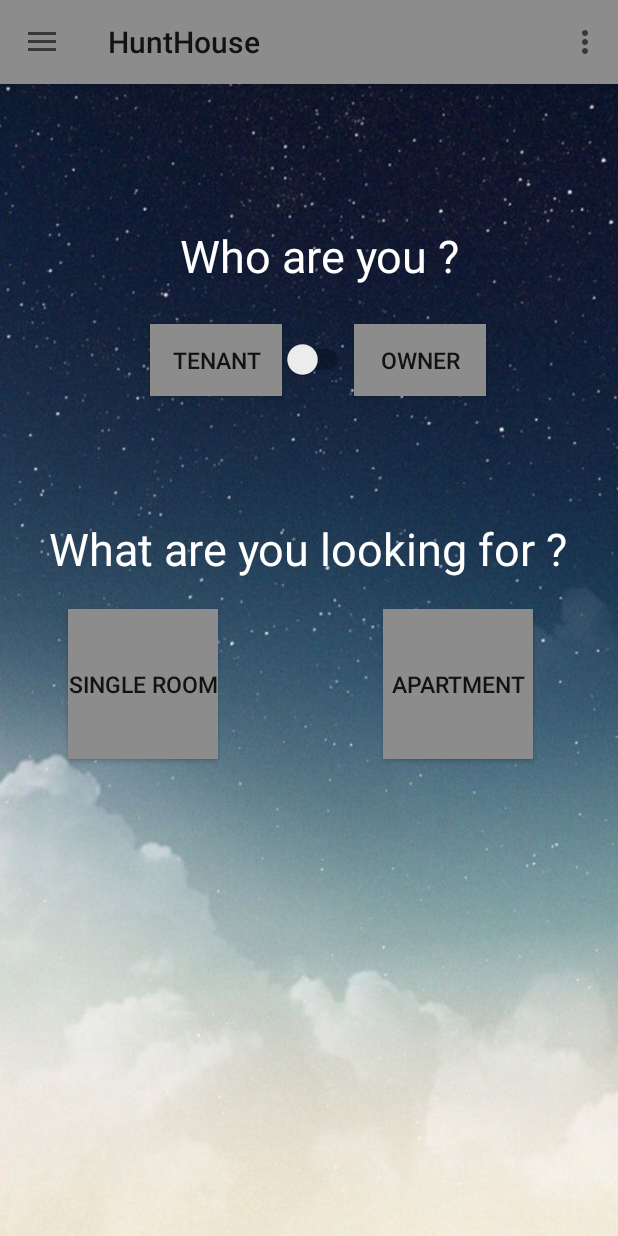
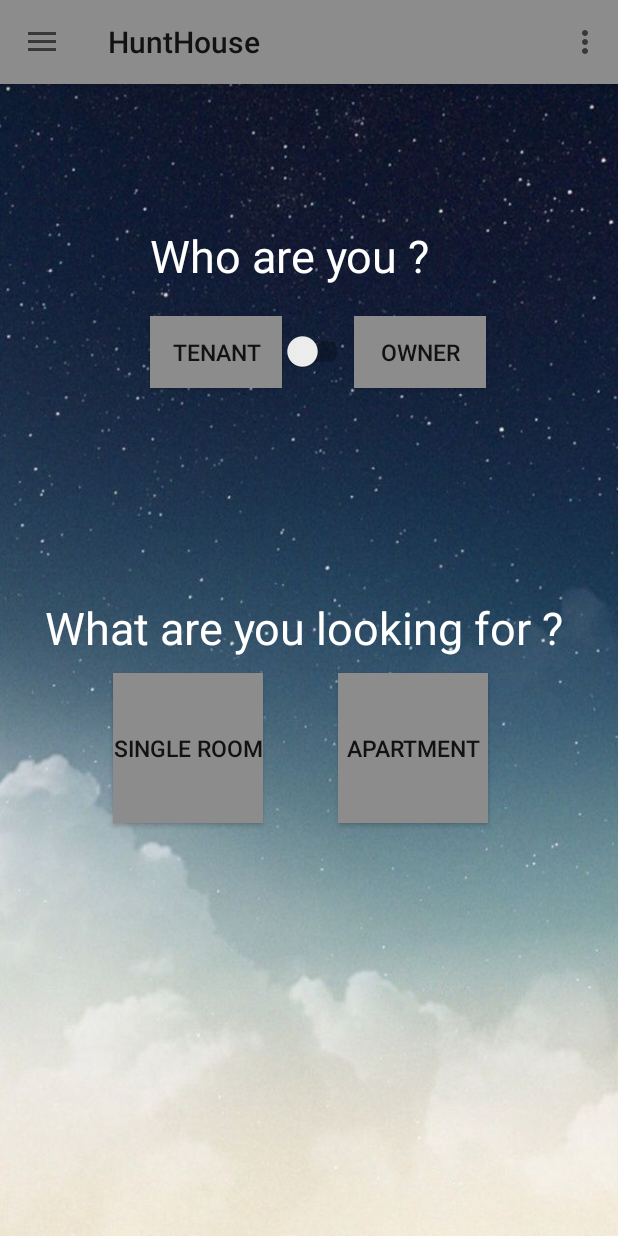
Before and after one commit to gaurikolhe/HuntHouse, an Android app: the screen it shows after launch once a user with an empty profile is signed in (MainActivity), on a phone screen of 412 x 824 dp. Run offline under Robolectric (Android 15) with nearby library versions, the phone set to English and light mode, and no system bars; our stand-ins replace Firebase (no records; nobody signed in at launch, a user with empty details on screens opened directly), Picasso; pictures from the network do not load; 1 statement that could not run was skipped.

```diff
--- a/app/src/main/AndroidManifest.xml
+++ b/app/src/main/AndroidManifest.xml
@@ -69,9 +69,9 @@
            sign the APK for publishing.
            You can define the keys for the debug and release targets in src/debug/ and src/release/.
       -->
-
-        <meta-data android:name="com.google.android.maps.v2.API_KEY" android:value="@string/google_maps_key" />
-
+        <meta-data
+            android:name="com.google.android.geo.API_KEY"
+            android:value="@string/google_maps_key" />
 
         <activity
             android:name="com.project.hunthouse.View.MapsActivity"
--- a/app/src/main/res/layout/activity_main.xml
+++ b/app/src/main/res/layout/activity_main.xml
@@ -29,7 +29,7 @@
             android:layout_width="wrap_content"
             android:layout_height="wrap_content"
             android:layout_marginTop="150dp"
-            android:layout_marginLeft="120dp"
+            android:layout_marginLeft="100dp"
             android:textSize="30dp"
             android:textColor="#fff"
             android:text="Who are you ?"/>
@@ -39,7 +39,7 @@
             android:layout_width="wrap_content"
             android:layout_height="wrap_content"
             android:layout_marginLeft="100dp"
-            android:layout_marginTop="25dp"
+            android:layout_marginTop="20dp"
             android:layout_below="@+id/txtView1"
             android:textSize="15dp"
             android:background="#8c8c8c"
@@ -50,7 +50,7 @@
             android:layout_width="wrap_content"
             android:layout_height="wrap_content"
             android:layout_below="@+id/txtView1"
-            android:layout_marginTop="35dp"
+            android:layout_marginTop="30dp"
             android:layout_toRightOf="@+id/tenantBtn"
             />
 
@@ -60,7 +60,7 @@
             android:layout_height="wrap_content"
             android:layout_toRightOf="@+id/tenant_owner_switch"
             android:layout_below="@+id/txtView1"
-            android:layout_marginTop="25dp"
+            android:layout_marginTop="20dp"
             android:textSize="15dp"
             android:background="#8c8c8c"
             android:text="Owner"/>
@@ -69,19 +69,19 @@
             android:id="@+id/txtView2"
             android:layout_width="wrap_content"
             android:layout_height="wrap_content"
-            android:layout_below="@+id/tenantBtn"
-            android:layout_centerHorizontal="true"
-            android:layout_marginTop="81dp"
+            android:layout_marginTop="150dp"
+            android:layout_marginLeft="30dp"
+            android:textSize="30dp"
+            android:textColor="#fff"
             android:text="What are you looking for ?"
-            android:textColor="#fff"
-            android:textSize="30dp" />
+            android:layout_below="@+id/tenant_owner_switch"/>
 
         <Button
             android:id="@+id/single_roomBtn"
             android:layout_width="100dp"
             android:layout_height="100dp"
-            android:layout_marginLeft="45dp"
-            android:layout_marginTop="20dp"
+            android:layout_marginLeft="75dp"
+            android:layout_marginTop="10dp"
             android:layout_below="@+id/txtView2"
             android:text="Single Room"
             android:textSize="15dp"
@@ -92,22 +92,13 @@
             android:layout_width="100dp"
             android:layout_height="100dp"
             android:layout_below="@+id/txtView2"
-            android:layout_marginTop="20dp"
-            android:layout_marginLeft="110dp"
+            android:layout_marginTop="10dp"
+            android:layout_marginLeft="50dp"
             android:layout_toRightOf="@+id/single_roomBtn"
             android:text="Apartment"
             android:textSize="15dp"
             android:background="#8c8c8c"/>
 
-        <TextView
-            android:id="@+id/txtView3"
-            android:layout_width="wrap_content"
-            android:layout_height="wrap_content"
-            android:layout_marginBottom="30dp"
-            android:layout_centerHorizontal="true"
-            android:text="Click on the button!"
-            android:textColor="#000"
-            android:textSize="10dp" />
 
     </RelativeLayout>
 
--- a/app/src/main/res/values/google_maps_api.xml
+++ b/app/src/main/res/values/google_maps_api.xml
@@ -20,5 +20,5 @@
     Once you have your key (it starts with "AIza"), replace the "google_maps_key"
     string in this file.
     -->
-    <string name="google_maps_key" templateMergeStrategy="preserve" translatable="false">AIzaSyDgONCiaeM-sGvQG7vMRON3LeAWEUowu7Y</string>
+    <string name="google_maps_key" templateMergeStrategy="preserve" translatable="false">AIzaSyA31GBGJ9qL5YFio3MnOMfH5OUP4lJ8JEo</string>
 </resources>
```
